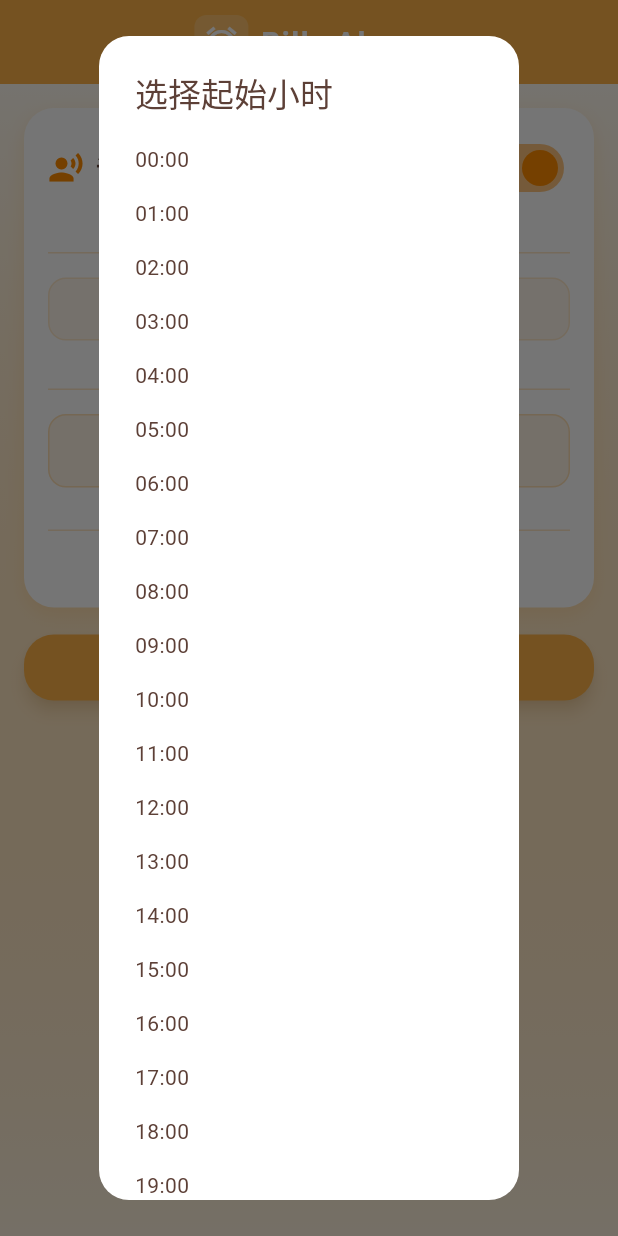
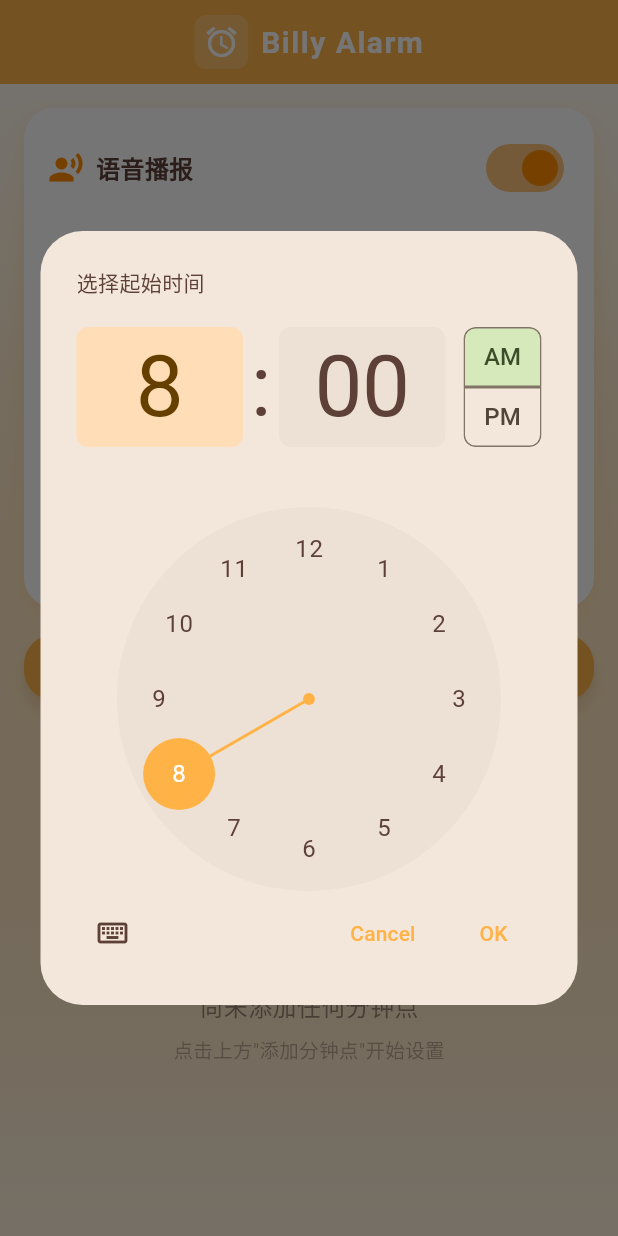
Before and after one commit to yyuc/billyalarm, a Flutter app: the screen it shows after launch, after a tap on an icon or button, on a phone screen of 412 x 824 dp. Run offline on Flutter 3.47's test engine with Material 3 defaults, Android fonts, the phone set to English and light mode, and no system bars; our stand-ins replace flutter_local_notifications, flutter_tts, shared_preferences, timezone.

Commit message:
update code

```diff
--- a/lib/main.dart
+++ b/lib/main.dart
@@ -234,7 +234,9 @@ class HomePage extends StatefulWidget {
 
 class _HomePageState extends State<HomePage> {
   int startHour = 8;
+  int startMinute = 0;
   int endHour = 22;
+  int endMinute = 0;
   DateTime? startDate;
   DateTime? endDate;
   bool enableTTS = true;
@@ -268,7 +270,9 @@ class _HomePageState extends State<HomePage> {
     final prefs = await SharedPreferences.getInstance();
     setState(() {
       startHour = prefs.getInt('startHour') ?? 8;
+      startMinute = prefs.getInt('startMinute') ?? 0;
       endHour = prefs.getInt('endHour') ?? 22;
+      endMinute = prefs.getInt('endMinute') ?? 0;
       final startDateStr = prefs.getString('startDate');
       final endDateStr = prefs.getString('endDate');
       startDate = startDateStr != null ? DateTime.parse(startDateStr) : null;
@@ -285,7 +289,9 @@ class _HomePageState extends State<HomePage> {
     final encoded = jsonEncode(minuteItems.map((e) => e.toJson()).toList());
     await prefs.setString('minute_items', encoded);
     await prefs.setInt('startHour', startHour);
+    await prefs.setInt('startMinute', startMinute);
     await prefs.setInt('endHour', endHour);
+    await prefs.setInt('endMinute', endMinute);
     if (startDate != null) {
       await prefs.setString('startDate', startDate!.toIso8601String().split('T')[0]);
     } else {
@@ -453,40 +459,32 @@ class _HomePageState extends State<HomePage> {
   }
 
   Future<void> _pickStartHour() async {
-    final int? picked = await showDialog<int>(
+    final TimeOfDay? picked = await showTimePicker(
       context: context,
-      builder: (context) => SimpleDialog(
-        title: const Text('选择起始小时'),
-        children: List.generate(24, (i) {
-          return SimpleDialogOption(
-            onPressed: () => Navigator.pop(context, i),
-            child: Text('${i.toString().padLeft(2, '0')}:00'),
-          );
-        }),
-      ),
+      initialTime: TimeOfDay(hour: startHour, minute: startMinute),
+      helpText: '选择起始时间',
     );
     if (picked != null) {
-      setState(() => startHour = picked);
+      setState(() {
+        startHour = picked.hour;
+        startMinute = picked.minute;
+      });
       await _saveAll();
       await _scheduleAll();
     }
   }
 
   Future<void> _pickEndHour() async {
-    final int? picked = await showDialog<int>(
+    final TimeOfDay? picked = await showTimePicker(
       context: context,
-      builder: (context) => SimpleDialog(
-        title: const Text('选择结束小时'),
-        children: List.generate(24, (i) {
-          return SimpleDialogOption(
-            onPressed: () => Navigator.pop(context, i),
-            child: Text('${i.toString().padLeft(2, '0')}:00'),
-          );
-        }),
-      ),
+      initialTime: TimeOfDay(hour: endHour, minute: endMinute),
+      helpText: '选择结束时间',
     );
     if (picked != null) {
-      setState(() => endHour = picked);
+      setState(() {
+        endHour = picked.hour;
+        endMinute = picked.minute;
+      });
       await _saveAll();
       await _scheduleAll();
     }
@@ -743,7 +741,7 @@ class _HomePageState extends State<HomePage> {
   @override
   Widget build(BuildContext context) {
     final rangeLabel =
-        '${startHour.toString().padLeft(2, '0')}:00 - ${endHour.toString().padLeft(2, '0')}:00';
+        '${startHour.toString().padLeft(2, '0')}:${startMinute.toString().padLeft(2, '0')} - ${endHour.toString().padLeft(2, '0')}:${endMinute.toString().padLeft(2, '0')}';
     return Scaffold(
       appBar: AppBar(
         title: Row(
@@ -895,6 +893,7 @@ class _HomePageState extends State<HomePage> {
                       child: _buildTimeButton(
                         '起始',
                         startHour,
+                        startMinute,
                         _pickStartHour,
                       ),
                     ),
@@ -903,6 +902,7 @@ class _HomePageState extends State<HomePage> {
                       child: _buildTimeButton(
                         '结束',
                         endHour,
+                        endMinute,
                         _pickEndHour,
                       ),
                     ),
@@ -1000,7 +1000,7 @@ class _HomePageState extends State<HomePage> {
     );
   }
 
-  Widget _buildTimeButton(String label, int hour, VoidCallback onTap) {
+  Widget _buildTimeButton(String label, int hour, int minute, VoidCallback onTap) {
     return InkWell(
       onTap: onTap,
       borderRadius: BorderRadius.circular(12),
@@ -1023,7 +1023,7 @@ class _HomePageState extends State<HomePage> {
               ),
             ),
             Text(
-              '${hour.toString().padLeft(2, '0')}:00',
+              '${hour.toString().padLeft(2, '0')}:${minute.toString().padLeft(2, '0')}',
               style: const TextStyle(
                 fontWeight: FontWeight.bold,
                 color: MyApp.accentColor,
```
